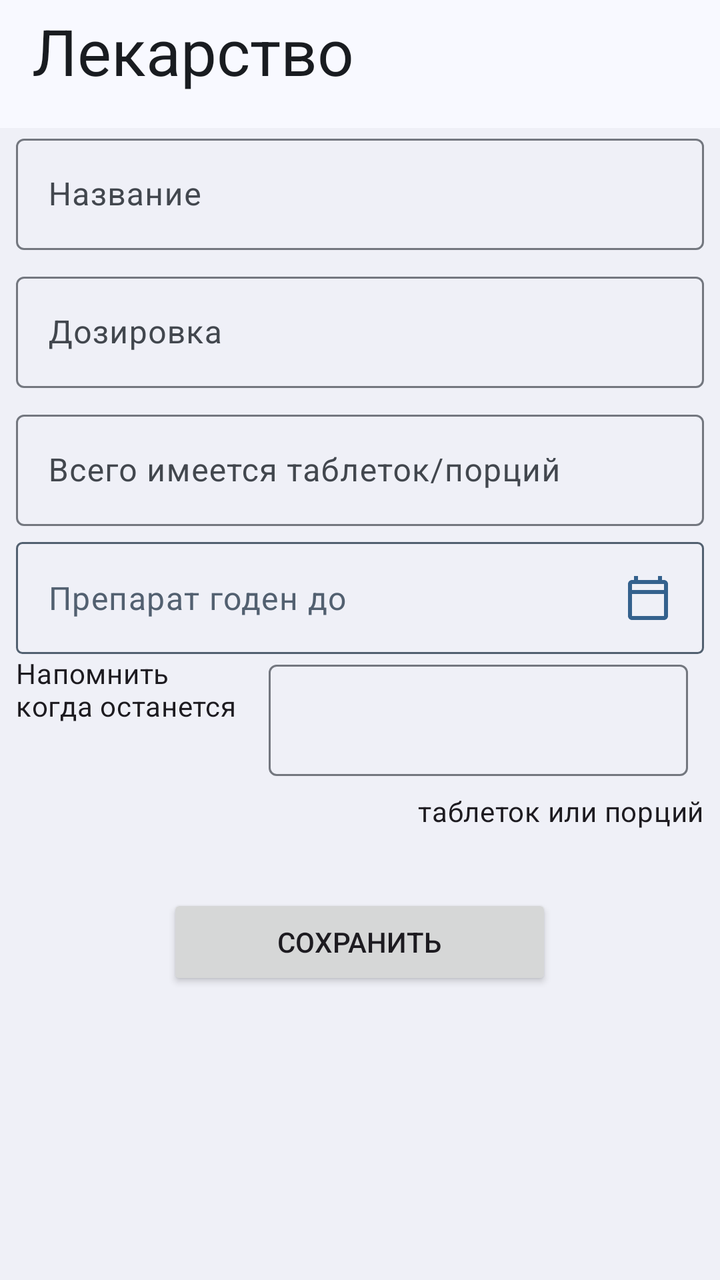
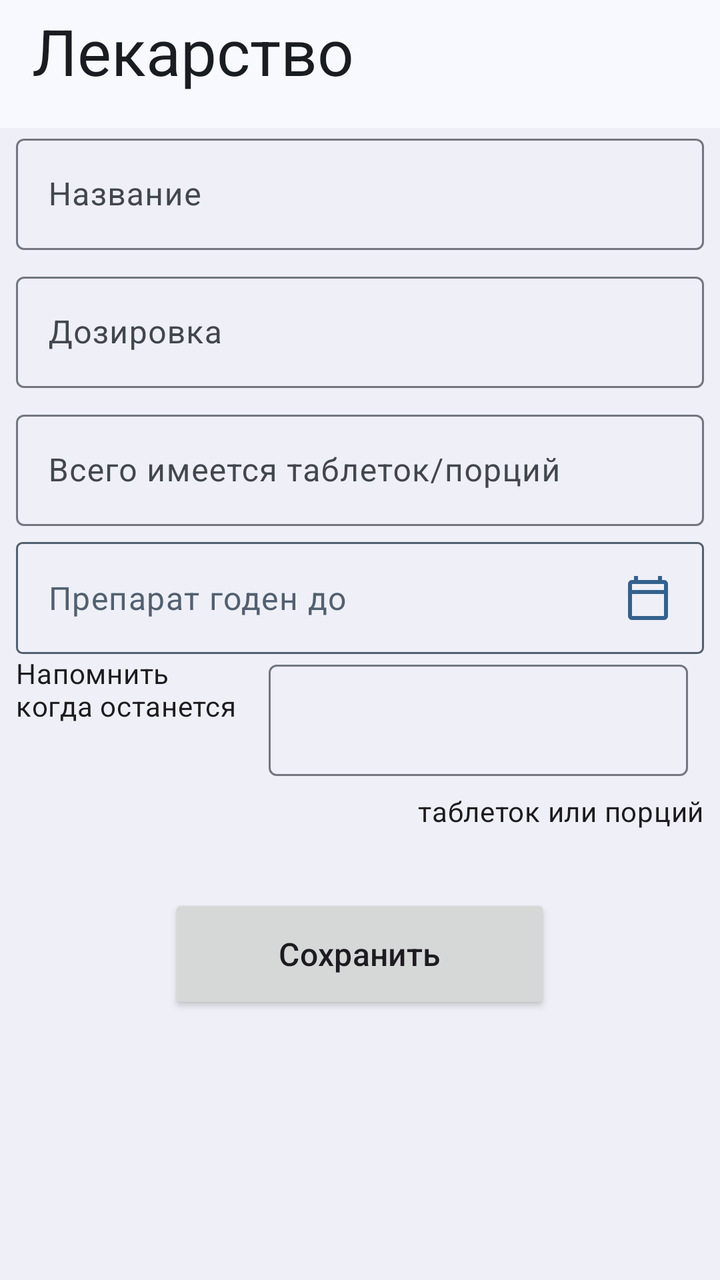

Compare the two renders of this Android layout. The source of the first and the diff that turns it into the second are given below.
<!-- AndroidManifest.xml: application theme Base.Theme.Medicoom -->
<!-- res/layout/fragment_input_medicine.xml -->
<?xml version="1.0" encoding="utf-8"?>
<FrameLayout xmlns:android="http://schemas.android.com/apk/res/android"
    xmlns:app="http://schemas.android.com/apk/res-auto"
    xmlns:tools="http://schemas.android.com/tools"
    android:layout_width="match_parent"
    android:layout_height="match_parent"
    android:background="@color/md_theme_inverseOnSurface"
    tools:context=".fragments.InputMedicineFragment">

    <RelativeLayout
        android:layout_width="match_parent"
        android:layout_height="match_parent">

        <androidx.appcompat.widget.Toolbar
            android:id="@+id/my_toolbar_input_med"
            android:layout_width="match_parent"
            android:layout_height="?attr/actionBarSize"
            android:background="@color/md_theme_surface"
            android:gravity="top"
            app:title="Лекарство"
            app:titleTextAppearance="@style/TextAppearance.Material3.HeadlineLarge"
            app:titleTextColor="@color/md_theme_onSurface" />

        <com.google.android.material.textfield.TextInputLayout
            android:id="@+id/name_layout"
            android:layout_width="match_parent"
            android:layout_height="wrap_content"
            android:layout_below="@+id/my_toolbar_input_med"
            android:hint="@string/name">

            <com.google.android.material.textfield.TextInputEditText
                android:id="@+id/name"
                android:layout_width="match_parent"
                android:layout_height="wrap_content"
                android:layout_margin="8dp" />
        </com.google.android.material.textfield.TextInputLayout>

        <com.google.android.material.textfield.TextInputLayout
            android:id="@+id/dosage_layout"
            android:layout_width="match_parent"
            android:layout_height="wrap_content"
            android:layout_below="@+id/name_layout"
            android:hint="@string/dosage">

            <com.google.android.material.textfield.TextInputEditText
                android:id="@+id/dosage"
                android:layout_width="match_parent"
                android:layout_height="wrap_content"
                android:layout_margin="8dp" />
        </com.google.android.material.textfield.TextInputLayout>

        <com.google.android.material.textfield.TextInputLayout
            android:id="@+id/num_of_tablets_layout"
            android:layout_width="match_parent"
            android:layout_height="wrap_content"
            android:layout_below="@+id/dosage_layout"
            android:hint="@string/num_of_tablets">

            <com.google.android.material.textfield.TextInputEditText
                android:id="@+id/num_of_tablets"
                android:layout_width="match_parent"
                android:layout_height="wrap_content"
                android:layout_margin="8dp"
                android:inputType="number"/>
        </com.google.android.material.textfield.TextInputLayout>

        <RelativeLayout
            android:id="@+id/input_date_layout"
            android:layout_width="match_parent"
            android:layout_height="56dp"
            android:background="@drawable/outlined_rounded_rect"
            android:layout_below="@+id/num_of_tablets_layout"
            android:layout_marginStart="8dp"
            android:layout_marginEnd="8dp">

            <TextView
                android:id="@+id/input_date"
                android:layout_width="match_parent"
                android:layout_height="wrap_content"
                android:layout_marginStart="16dp"
                android:text="@string/good_until"
                android:textAppearance="@style/TextAppearance.Material3.BodyLarge"
                android:layout_centerVertical="true"
                android:textColor="@color/md_theme_secondary"/>
            <ImageView
                android:layout_width="wrap_content"
                android:layout_height="wrap_content"
                android:src="@drawable/calendar_today"
                android:layout_alignParentEnd="true"
                android:layout_marginEnd="16dp"
                android:layout_centerVertical="true"/>
        </RelativeLayout>

        <TextView
            android:layout_width="wrap_content"
            android:layout_height="wrap_content"
            android:text="@string/remind_me_when"
            android:layout_below="@+id/input_date_layout"
            android:textAppearance="@style/TextAppearance.Material3.BodyMedium"
            android:layout_marginStart="8dp"
            android:id="@+id/remind_when"/>
        <com.google.android.material.textfield.TextInputLayout
            android:id="@+id/input_min_tablets"
            android:layout_width="match_parent"
            android:layout_height="wrap_content"
            android:layout_toEndOf="@+id/remind_when"
            android:layout_below="@+id/input_date_layout"
            android:hint=""
            android:layout_marginRight="8dp"
            android:layout_marginLeft="8dp">

            <com.google.android.material.textfield.TextInputEditText
                android:id="@+id/min_tablets"
                android:layout_width="match_parent"
                android:layout_height="wrap_content"
                android:layout_margin="8dp"
                android:inputType="number"/>
        </com.google.android.material.textfield.TextInputLayout>
        <TextView
            android:layout_width="wrap_content"
            android:layout_height="wrap_content"
            android:text="@string/tablets_or_portions"
            android:layout_below="@+id/input_min_tablets"
            android:layout_alignParentEnd="true"
            android:layout_marginEnd="8dp"
            android:textAppearance="@style/TextAppearance.Material3.BodyMedium"
            android:layout_marginStart="8dp"
            android:id="@+id/tabs_or_port"/>
        <Button
            android:id="@+id/save"
            android:layout_width="wrap_content"
            android:layout_height="wrap_content" android:text="@string/save"
            android:layout_below="@+id/tabs_or_port"
            android:paddingEnd="55dp"
            android:paddingStart="55dp"
            android:layout_marginTop="32dp"
            android:layout_centerHorizontal="true">
        </Button>
    </RelativeLayout>
</FrameLayout>
<!-- resources referenced by this layout -->
<resources>
  <color name="md_theme_inverseOnSurface">#EFF0F7</color>
  <color name="md_theme_onSurface">#191C20</color>
  <color name="md_theme_secondary">#526070</color>
  <color name="md_theme_surface">#F8F9FF</color>
  <!-- drawable calendar_today (drawable) -->
  <vector xmlns:android="http://schemas.android.com/apk/res/android" android:height="24dp" android:tint="@color/md_theme_primary" android:viewportHeight="24" android:viewportWidth="24" android:width="24dp">
        
      <path android:fillColor="@color/md_theme_primary" android:pathData="M20,3h-1L19,1h-2v2L7,3L7,1L5,1v2L4,3c-1.1,0 -2,0.9 -2,2v16c0,1.1 0.9,2 2,2h16c1.1,0 2,-0.9 2,-2L22,5c0,-1.1 -0.9,-2 -2,-2zM20,21L4,21L4,10h16v11zM20,8L4,8L4,5h16v3z"/>
      
  </vector>
  <string name="dosage">Дозировка</string>
  <string name="good_until">Препарат годен до</string>
  <string name="name">Название</string>
  <string name="num_of_tablets">Всего имеется таблеток/порций</string>
  <string name="remind_me_when">Напомнить \nкогда останется</string>
  <string name="save">Сохранить</string>
  <string name="tablets_or_portions">таблеток или порций</string>
  <color name="md_theme_primary">#34618D</color>
  <color name="md_theme_onPrimary">#FFFFFF</color>
  <color name="md_theme_primaryContainer">#D0E4FF</color>
  <color name="md_theme_onPrimaryContainer">#001D35</color>
  <color name="md_theme_onSecondary">#FFFFFF</color>
  <color name="md_theme_secondaryContainer">#D6E4F7</color>
  <color name="md_theme_onSecondaryContainer">#0F1D2A</color>
  <color name="md_theme_tertiary">#33618D</color>
  <color name="md_theme_onTertiary">#FFFFFF</color>
  <color name="md_theme_tertiaryContainer">#D0E4FF</color>
  <color name="md_theme_onTertiaryContainer">#001D34</color>
  <color name="md_theme_error">#BA1A1A</color>
  <color name="md_theme_onError">#FFFFFF</color>
  <color name="md_theme_errorContainer">#FFDAD6</color>
  <color name="md_theme_onErrorContainer">#410002</color>
  <color name="md_theme_background">#F8F9FF</color>
  <color name="md_theme_onBackground">#191C20</color>
  <color name="md_theme_surfaceVariant">#DFE3EB</color>
  <color name="md_theme_onSurfaceVariant">#42474E</color>
  <color name="md_theme_outline">#73777F</color>
  <color name="md_theme_outlineVariant">#C2C7CF</color>
  <color name="md_theme_inverseSurface">#2D3135</color>
  <color name="md_theme_inversePrimary">#9ECAFC</color>
  <color name="md_theme_primaryFixed">#D0E4FF</color>
  <color name="md_theme_onPrimaryFixed">#001D35</color>
  <color name="md_theme_primaryFixedDim">#9ECAFC</color>
  <color name="md_theme_onPrimaryFixedVariant">#164974</color>
  <color name="md_theme_secondaryFixed">#D6E4F7</color>
  <color name="md_theme_onSecondaryFixed">#0F1D2A</color>
  <color name="md_theme_secondaryFixedDim">#BAC8DB</color>
  <color name="md_theme_onSecondaryFixedVariant">#3B4857</color>
  <color name="md_theme_tertiaryFixed">#D0E4FF</color>
  <color name="md_theme_onTertiaryFixed">#001D34</color>
  <color name="md_theme_tertiaryFixedDim">#9ECAFC</color>
  <color name="md_theme_onTertiaryFixedVariant">#154974</color>
  <color name="md_theme_surfaceDim">#D8DAE0</color>
  <color name="md_theme_surfaceBright">#F8F9FF</color>
  <color name="md_theme_surfaceContainerLowest">#FFFFFF</color>
  <color name="md_theme_surfaceContainerLow">#F2F3F9</color>
  <color name="md_theme_surfaceContainer">#ECEEF4</color>
  <color name="md_theme_surfaceContainerHigh">#E6E8EE</color>
  <color name="md_theme_surfaceContainerHighest">#E1E2E8</color>
  <!-- unchanged entries left out for length: 2 -->
</resources>

<!-- the commit's change to res/layout/fragment_input_medicine.xml (unified diff, before → after) -->
@@ -61,80 +61,81 @@
                 android:layout_width="match_parent"
                 android:layout_height="wrap_content"
                 android:layout_margin="8dp"
-                android:inputType="number"/>
+                android:inputType="number" />
         </com.google.android.material.textfield.TextInputLayout>
 
         <RelativeLayout
             android:id="@+id/input_date_layout"
             android:layout_width="match_parent"
             android:layout_height="56dp"
-            android:background="@drawable/outlined_rounded_rect"
             android:layout_below="@+id/num_of_tablets_layout"
             android:layout_marginStart="8dp"
-            android:layout_marginEnd="8dp">
+            android:layout_marginEnd="8dp"
+            android:background="@drawable/outlined_rounded_rect">
 
             <TextView
                 android:id="@+id/input_date"
                 android:layout_width="match_parent"
                 android:layout_height="wrap_content"
+                android:layout_centerVertical="true"
                 android:layout_marginStart="16dp"
                 android:text="@string/good_until"
                 android:textAppearance="@style/TextAppearance.Material3.BodyLarge"
-                android:layout_centerVertical="true"
-                android:textColor="@color/md_theme_secondary"/>
+                android:textColor="@color/md_theme_secondary" />
+
             <ImageView
                 android:layout_width="wrap_content"
                 android:layout_height="wrap_content"
-                android:src="@drawable/calendar_today"
                 android:layout_alignParentEnd="true"
+                android:layout_centerVertical="true"
                 android:layout_marginEnd="16dp"
-                android:layout_centerVertical="true"/>
+                android:src="@drawable/calendar_today" />
         </RelativeLayout>
 
         <TextView
+            android:id="@+id/remind_when"
             android:layout_width="wrap_content"
             android:layout_height="wrap_content"
+            android:layout_below="@+id/input_date_layout"
+            android:layout_marginStart="8dp"
             android:text="@string/remind_me_when"
-            android:layout_below="@+id/input_date_layout"
-            android:textAppearance="@style/TextAppearance.Material3.BodyMedium"
-            android:layout_marginStart="8dp"
-            android:id="@+id/remind_when"/>
+            android:textAppearance="@style/TextAppearance.Material3.BodyMedium" />
+
         <com.google.android.material.textfield.TextInputLayout
             android:id="@+id/input_min_tablets"
             android:layout_width="match_parent"
             android:layout_height="wrap_content"
+            android:layout_below="@+id/input_date_layout"
+            android:layout_marginLeft="8dp"
+            android:layout_marginRight="8dp"
             android:layout_toEndOf="@+id/remind_when"
-            android:layout_below="@+id/input_date_layout"
-            android:hint=""
-            android:layout_marginRight="8dp"
-            android:layout_marginLeft="8dp">
+            android:hint="">
 
             <com.google.android.material.textfield.TextInputEditText
                 android:id="@+id/min_tablets"
                 android:layout_width="match_parent"
                 android:layout_height="wrap_content"
                 android:layout_margin="8dp"
-                android:inputType="number"/>
+                android:inputType="number" />
         </com.google.android.material.textfield.TextInputLayout>
+
         <TextView
+            android:id="@+id/tabs_or_port"
             android:layout_width="wrap_content"
             android:layout_height="wrap_content"
-            android:text="@string/tablets_or_portions"
             android:layout_below="@+id/input_min_tablets"
             android:layout_alignParentEnd="true"
+            android:layout_marginStart="8dp"
             android:layout_marginEnd="8dp"
-            android:textAppearance="@style/TextAppearance.Material3.BodyMedium"
-            android:layout_marginStart="8dp"
-            android:id="@+id/tabs_or_port"/>
+            android:text="@string/tablets_or_portions"
+            android:textAppearance="@style/TextAppearance.Material3.BodyMedium" />
+
         <Button
             android:id="@+id/save"
-            android:layout_width="wrap_content"
-            android:layout_height="wrap_content" android:text="@string/save"
+            style="@style/save_button"
             android:layout_below="@+id/tabs_or_port"
-            android:paddingEnd="55dp"
-            android:paddingStart="55dp"
-            android:layout_marginTop="32dp"
-            android:layout_centerHorizontal="true">
+            android:layout_centerHorizontal="true"
+            android:text="@string/save">
         </Button>
     </RelativeLayout>
 </FrameLayout>
<!-- resource entries referenced after the edit -->
@@ -17,6 +17,15 @@
   <string name="remind_me_when">Напомнить \nкогда останется</string>
   <string name="save">Сохранить</string>
   <string name="tablets_or_portions">таблеток или порций</string>
+  <style name="save_button">
+          <item name="android:layout_width">wrap_content</item>
+          <item name="android:layout_height">60dp</item>
+          <item name="android:paddingEnd">55dp</item>
+          <item name="android:paddingStart">55dp</item>
+          <item name="android:layout_marginTop">32dp</item>
+          <item name="android:textAppearance">@style/TextAppearance.Material3.TitleMedium</item>
+          <item name="color">@color/md_theme_primary</item>
+      </style>
   <color name="md_theme_primary">#34618D</color>
   <color name="md_theme_onPrimary">#FFFFFF</color>
   <color name="md_theme_primaryContainer">#D0E4FF</color>
